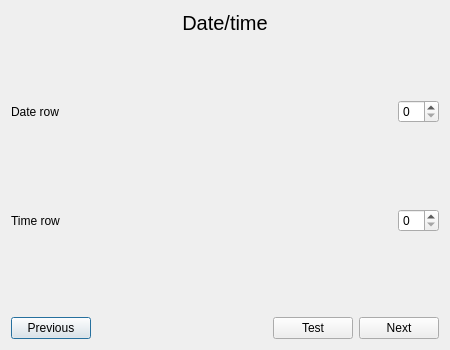
Qt form gui/designer/new_sensor_model_date.ui (jacob-kamminga/AI-Sensus) before a commit.
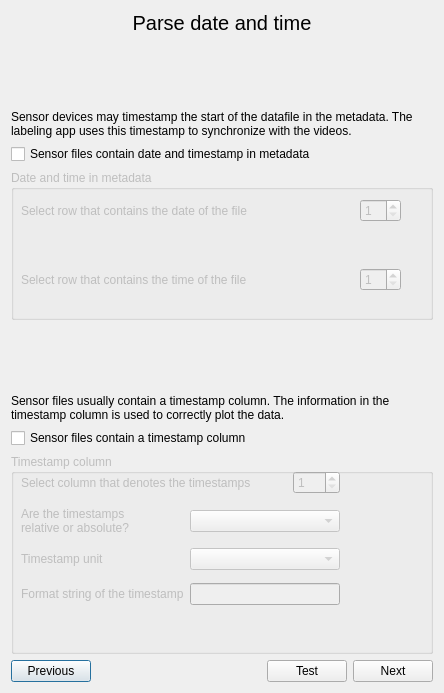
The same form after that commit.

Commit message: Expands date time dialog of sensor model wizard. Now queries user for more details, inlcuding timestamp column, relative or absolute timestamps, timestamp units, and formatted string. sensor_model_manager.py has been elaborated to handle additional variables in DB NOTE: The handling of these new variables in application is not yet implemented.

Diff of the .ui file:
```diff
--- a/gui/designer/new_sensor_model_date.ui
+++ b/gui/designer/new_sensor_model_date.ui
@@ -6,169 +6,194 @@
    <rect>
     <x>0</x>
     <y>0</y>
-    <width>450</width>
-    <height>350</height>
+    <width>444</width>
+    <height>693</height>
    </rect>
   </property>
   <property name="windowTitle">
    <string>Add sensor model</string>
   </property>
   <layout class="QGridLayout" name="gridLayout_2">
-   <item row="2" column="1">
-    <spacer name="horizontalSpacer_3">
-     <property name="orientation">
-      <enum>Qt::Horizontal</enum>
-     </property>
-     <property name="sizeType">
-      <enum>QSizePolicy::Expanding</enum>
-     </property>
-     <property name="sizeHint" stdset="0">
-      <size>
-       <width>40</width>
-       <height>20</height>
-      </size>
-     </property>
-    </spacer>
-   </item>
    <item row="2" column="0">
-    <widget class="QPushButton" name="pushButton_previous">
+    <widget class="QLabel" name="label_date_time_explainer">
+     <property name="text">
+      <string>Sensor devices may timestamp the start of the datafile in the metadata. The labeling app uses this timestamp to synchronize with the videos.</string>
+     </property>
+     <property name="wordWrap">
+      <bool>true</bool>
+     </property>
+    </widget>
+   </item>
+   <item row="7" column="0">
+    <widget class="QLabel" name="label_timestamp_explainer">
+     <property name="text">
+      <string>Sensor files usually contain a timestamp column. The information in the timestamp column is used to correctly plot the data.</string>
+     </property>
+     <property name="wordWrap">
+      <bool>true</bool>
+     </property>
+    </widget>
+   </item>
+   <item row="1" column="0">
+    <spacer name="verticalSpacer_4">
+     <property name="orientation">
+      <enum>Qt::Vertical</enum>
+     </property>
+     <property name="sizeHint" stdset="0">
+      <size>
+       <width>20</width>
+       <height>40</height>
+      </size>
+     </property>
+    </spacer>
+   </item>
+   <item row="4" column="0" rowspan="2">
+    <widget class="QGroupBox" name="groupBox_date_time_row">
+     <property name="enabled">
+      <bool>false</bool>
+     </property>
      <property name="sizePolicy">
-      <sizepolicy hsizetype="Fixed" vsizetype="Fixed">
+      <sizepolicy hsizetype="Preferred" vsizetype="Expanding">
        <horstretch>0</horstretch>
        <verstretch>0</verstretch>
       </sizepolicy>
      </property>
-     <property name="text">
-      <string>Previous</string>
+     <property name="minimumSize">
+      <size>
+       <width>0</width>
+       <height>150</height>
+      </size>
      </property>
-    </widget>
-   </item>
-   <item row="1" column="0" colspan="4">
-    <layout class="QGridLayout" name="gridLayout">
-     <item row="2" column="0">
-      <widget class="QLabel" name="label_date_row">
-       <property name="text">
-        <string>Date row</string>
-       </property>
-      </widget>
-     </item>
-     <item row="5" column="1">
-      <layout class="QHBoxLayout" name="horizontalLayout_2">
-       <item>
-        <spacer name="horizontalSpacer_2">
+     <property name="title">
+      <string>Date and time in metadata</string>
+     </property>
+     <widget class="QWidget" name="">
+      <property name="geometry">
+       <rect>
+        <x>10</x>
+        <y>10</y>
+        <width>380</width>
+        <height>131</height>
+       </rect>
+      </property>
+      <layout class="QGridLayout" name="gridLayout_date_time_row">
+       <item row="6" column="1">
+        <widget class="QLabel" name="label_test_date">
+         <property name="text">
+          <string/>
+         </property>
+        </widget>
+       </item>
+       <item row="9" column="1">
+        <widget class="QLabel" name="label_test_time">
+         <property name="text">
+          <string/>
+         </property>
+        </widget>
+       </item>
+       <item row="5" column="1">
+        <layout class="QHBoxLayout" name="horizontalLayout">
+         <item>
+          <spacer name="horizontalSpacer">
+           <property name="orientation">
+            <enum>Qt::Horizontal</enum>
+           </property>
+           <property name="sizeHint" stdset="0">
+            <size>
+             <width>40</width>
+             <height>20</height>
+            </size>
+           </property>
+          </spacer>
+         </item>
+         <item>
+          <widget class="QSpinBox" name="spinBox_date_row">
+           <property name="minimum">
+            <number>1</number>
+           </property>
+          </widget>
+         </item>
+        </layout>
+       </item>
+       <item row="7" column="1">
+        <spacer name="verticalSpacer_2">
          <property name="orientation">
-          <enum>Qt::Horizontal</enum>
+          <enum>Qt::Vertical</enum>
          </property>
          <property name="sizeHint" stdset="0">
           <size>
-           <width>40</width>
-           <height>20</height>
+           <width>20</width>
+           <height>40</height>
           </size>
          </property>
         </spacer>
        </item>
-       <item>
-        <widget class="QSpinBox" name="spinBox_time_row"/>
+       <item row="5" column="0">
+        <widget class="QLabel" name="label_date_row">
+         <property name="text">
+          <string>Select row that contains the date of the file</string>
+         </property>
+        </widget>
        </item>
-      </layout>
-     </item>
-     <item row="0" column="1">
-      <spacer name="verticalSpacer_4">
-       <property name="orientation">
-        <enum>Qt::Vertical</enum>
-       </property>
-       <property name="sizeHint" stdset="0">
-        <size>
-         <width>20</width>
-         <height>40</height>
-        </size>
-       </property>
-      </spacer>
-     </item>
-     <item row="4" column="1">
-      <spacer name="verticalSpacer_2">
-       <property name="orientation">
-        <enum>Qt::Vertical</enum>
-       </property>
-       <property name="sizeHint" stdset="0">
-        <size>
-         <width>20</width>
-         <height>40</height>
-        </size>
-       </property>
-      </spacer>
-     </item>
-     <item row="7" column="1">
-      <spacer name="verticalSpacer_3">
-       <property name="orientation">
-        <enum>Qt::Vertical</enum>
-       </property>
-       <property name="sizeHint" stdset="0">
-        <size>
-         <width>20</width>
-         <height>40</height>
-        </size>
-       </property>
-      </spacer>
-     </item>
-     <item row="5" column="0">
-      <widget class="QLabel" name="label_time_row">
-       <property name="text">
-        <string>Time row</string>
-       </property>
-      </widget>
-     </item>
-     <item row="2" column="1">
-      <layout class="QHBoxLayout" name="horizontalLayout">
-       <item>
-        <spacer name="horizontalSpacer">
+       <item row="8" column="1">
+        <layout class="QHBoxLayout" name="horizontalLayout_2">
+         <item>
+          <spacer name="horizontalSpacer_2">
+           <property name="orientation">
+            <enum>Qt::Horizontal</enum>
+           </property>
+           <property name="sizeHint" stdset="0">
+            <size>
+             <width>40</width>
+             <height>20</height>
+            </size>
+           </property>
+          </spacer>
+         </item>
+         <item>
+          <widget class="QSpinBox" name="spinBox_time_row">
+           <property name="minimum">
+            <number>1</number>
+           </property>
+          </widget>
+         </item>
+        </layout>
+       </item>
+       <item row="8" column="0">
+        <widget class="QLabel" name="label_time_row">
+         <property name="text">
+          <string>Select row that contains the time of the file</string>
+         </property>
+        </widget>
+       </item>
+       <item row="4" column="1">
+        <spacer name="verticalSpacer">
          <property name="orientation">
-          <enum>Qt::Horizontal</enum>
+          <enum>Qt::Vertical</enum>
          </property>
          <property name="sizeHint" stdset="0">
           <size>
-           <width>40</width>
-           <height>20</height>
+           <width>20</width>
+           <height>40</height>
           </size>
          </property>
         </spacer>
        </item>
-       <item>
-        <widget class="QSpinBox" name="spinBox_date_row"/>
-       </item>
       </layout>
-     </item>
-     <item row="3" column="1">
-      <widget class="QLabel" name="label_test_date">
-       <property name="text">
-        <string/>
-       </property>
-      </widget>
-     </item>
-     <item row="6" column="1">
-      <widget class="QLabel" name="label_test_time">
-       <property name="text">
-        <string/>
-       </property>
-      </widget>
-     </item>
-    </layout>
-   </item>
-   <item row="2" column="3">
-    <widget class="QPushButton" name="pushButton_next">
-     <property name="text">
-      <string>Next</string>
-     </property>
+     </widget>
     </widget>
    </item>
-   <item row="2" column="2">
-    <widget class="QPushButton" name="pushButton_test">
+   <item row="3" column="0">
+    <widget class="QCheckBox" name="checkBox_datetime_metadata">
+     <property name="toolTip">
+      <string>Check this box when sensordevices contains a timestamp in the metadata of the file</string>
+     </property>
      <property name="text">
-      <string>Test</string>
+      <string>Sensor files contain date and timestamp in metadata</string>
      </property>
     </widget>
    </item>
-   <item row="0" column="1" colspan="2">
+   <item row="0" column="0">
     <widget class="QLabel" name="label_title">
      <property name="sizePolicy">
       <sizepolicy hsizetype="Preferred" vsizetype="Fixed">
@@ -182,13 +207,277 @@
       </font>
      </property>
      <property name="text">
-      <string>Date/time</string>
+      <string>Parse date and time</string>
      </property>
      <property name="alignment">
       <set>Qt::AlignCenter</set>
      </property>
     </widget>
    </item>
+   <item row="10" column="0">
+    <layout class="QHBoxLayout" name="horizontalLayout_3">
+     <item>
+      <widget class="QPushButton" name="pushButton_previous">
+       <property name="sizePolicy">
+        <sizepolicy hsizetype="Fixed" vsizetype="Fixed">
+         <horstretch>0</horstretch>
+         <verstretch>0</verstretch>
+        </sizepolicy>
+       </property>
+       <property name="text">
+        <string>Previous</string>
+       </property>
+      </widget>
+     </item>
+     <item>
+      <spacer name="horizontalSpacer_3">
+       <property name="orientation">
+        <enum>Qt::Horizontal</enum>
+       </property>
+       <property name="sizeType">
+        <enum>QSizePolicy::Expanding</enum>
+       </property>
+       <property name="sizeHint" stdset="0">
+        <size>
+         <width>40</width>
+         <height>20</height>
+        </size>
+       </property>
+      </spacer>
+     </item>
+     <item>
+      <widget class="QPushButton" name="pushButton_test">
+       <property name="text">
+        <string>Test</string>
+       </property>
+      </widget>
+     </item>
+     <item>
+      <widget class="QPushButton" name="pushButton_next">
+       <property name="text">
+        <string>Next</string>
+       </property>
+      </widget>
+     </item>
+    </layout>
+   </item>
+   <item row="9" column="0">
+    <widget class="QGroupBox" name="groupBox_timestamp_column">
+     <property name="enabled">
+      <bool>false</bool>
+     </property>
+     <property name="sizePolicy">
+      <sizepolicy hsizetype="Preferred" vsizetype="MinimumExpanding">
+       <horstretch>0</horstretch>
+       <verstretch>0</verstretch>
+      </sizepolicy>
+     </property>
+     <property name="minimumSize">
+      <size>
+       <width>0</width>
+       <height>200</height>
+      </size>
+     </property>
+     <property name="title">
+      <string>Timestamp column</string>
+     </property>
+     <widget class="QWidget" name="verticalLayoutWidget">
+      <property name="geometry">
+       <rect>
+        <x>10</x>
+        <y>10</y>
+        <width>319</width>
+        <height>151</height>
+       </rect>
+      </property>
+      <layout class="QVBoxLayout" name="verticalLayout">
+       <item>
+        <layout class="QHBoxLayout" name="horizontalLayout_4">
+         <item>
+          <widget class="QLabel" name="label_timestamp_column">
+           <property name="text">
+            <string>Select column that denotes the timestamps</string>
+           </property>
+          </widget>
+         </item>
+         <item>
+          <spacer name="horizontalSpacer_4">
+           <property name="orientation">
+            <enum>Qt::Horizontal</enum>
+           </property>
+           <property name="sizeHint" stdset="0">
+            <size>
+             <width>40</width>
+             <height>20</height>
+            </size>
+           </property>
+          </spacer>
+         </item>
+         <item>
+          <widget class="QSpinBox" name="spinBox_timestamp_column">
+           <property name="minimum">
+            <number>1</number>
+           </property>
+           <property name="maximum">
+            <number>999</number>
+           </property>
+          </widget>
+         </item>
+        </layout>
+       </item>
+       <item>
+        <layout class="QHBoxLayout" name="horizontalLayout_5">
+         <item>
+          <widget class="QLabel" name="label_timestamp_relative">
+           <property name="text">
+            <string>Are the timestamps relative or absolute?</string>
+           </property>
+           <property name="wordWrap">
+            <bool>true</bool>
+           </property>
+          </widget>
+         </item>
+         <item>
+          <spacer name="horizontalSpacer_5">
+           <property name="orientation">
+            <enum>Qt::Horizontal</enum>
+           </property>
+           <property name="sizeHint" stdset="0">
+            <size>
+             <width>40</width>
+             <height>20</height>
+            </size>
+           </property>
+          </spacer>
+         </item>
+         <item>
+          <widget class="QComboBox" name="comboBox_relative_absolute">
+           <property name="sizePolicy">
+            <sizepolicy hsizetype="MinimumExpanding" vsizetype="Fixed">
+             <horstretch>0</horstretch>
+             <verstretch>0</verstretch>
+            </sizepolicy>
+           </property>
+           <property name="minimumSize">
+            <size>
+             <width>150</width>
+             <height>0</height>
+            </size>
+           </property>
+          </widget>
+         </item>
+        </layout>
+       </item>
+       <item>
+        <layout class="QHBoxLayout" name="horizontalLayout_6">
+         <item>
+          <widget class="QLabel" name="label_timestamp_unit">
+           <property name="text">
+            <string>Timestamp unit</string>
+           </property>
+          </widget>
+         </item>
+         <item>
+          <spacer name="horizontalSpacer_6">
+           <property name="orientation">
+            <enum>Qt::Horizontal</enum>
+           </property>
+           <property name="sizeHint" stdset="0">
+            <size>
+             <width>40</width>
+             <height>20</height>
+            </size>
+           </property>
+          </spacer>
+         </item>
+         <item>
+          <widget class="QComboBox" name="comboBox_timestamp_unit">
+           <property name="sizePolicy">
+            <sizepolicy hsizetype="MinimumExpanding" vsizetype="Fixed">
+             <horstretch>0</horstretch>
+             <verstretch>0</verstretch>
+            </sizepolicy>
+           </property>
+           <property name="minimumSize">
+            <size>
+             <width>150</width>
+             <height>0</height>
+            </size>
+           </property>
+          </widget>
+         </item>
+        </layout>
+       </item>
+       <item>
+        <layout class="QHBoxLayout" name="horizontalLayout_formatted_string">
+         <item>
+          <widget class="QLabel" name="label_timestamp_formatstring">
+           <property name="enabled">
+            <bool>false</bool>
+           </property>
+           <property name="text">
+            <string>Format string of the timestamps</string>
+           </property>
+          </widget>
+         </item>
+         <item>
+          <spacer name="horizontalSpacer_7">
+           <property name="orientation">
+            <enum>Qt::Horizontal</enum>
+           </property>
+           <property name="sizeHint" stdset="0">
+            <size>
+             <width>40</width>
+             <height>20</height>
+            </size>
+           </property>
+          </spacer>
+         </item>
+         <item>
+          <widget class="QLineEdit" name="lineEdit_timestamp_formatstring">
+           <property name="enabled">
+            <bool>false</bool>
+           </property>
+           <property name="sizePolicy">
+            <sizepolicy hsizetype="MinimumExpanding" vsizetype="Fixed">
+             <horstretch>0</horstretch>
+             <verstretch>0</verstretch>
+            </sizepolicy>
+           </property>
+           <property name="minimumSize">
+            <size>
+             <width>150</width>
+             <height>0</height>
+            </size>
+           </property>
+          </widget>
+         </item>
+        </layout>
+       </item>
+      </layout>
+     </widget>
+    </widget>
+   </item>
+   <item row="8" column="0">
+    <widget class="QCheckBox" name="checkBox_timestamp_column">
+     <property name="text">
+      <string>Sensor files contain a timestamp column</string>
+     </property>
+    </widget>
+   </item>
+   <item row="6" column="0">
+    <spacer name="verticalSpacer_5">
+     <property name="orientation">
+      <enum>Qt::Vertical</enum>
+     </property>
+     <property name="sizeHint" stdset="0">
+      <size>
+       <width>20</width>
+       <height>40</height>
+      </size>
+     </property>
+    </spacer>
+   </item>
   </layout>
  </widget>
  <resources/>
```
The commit also changes 7 other files.
